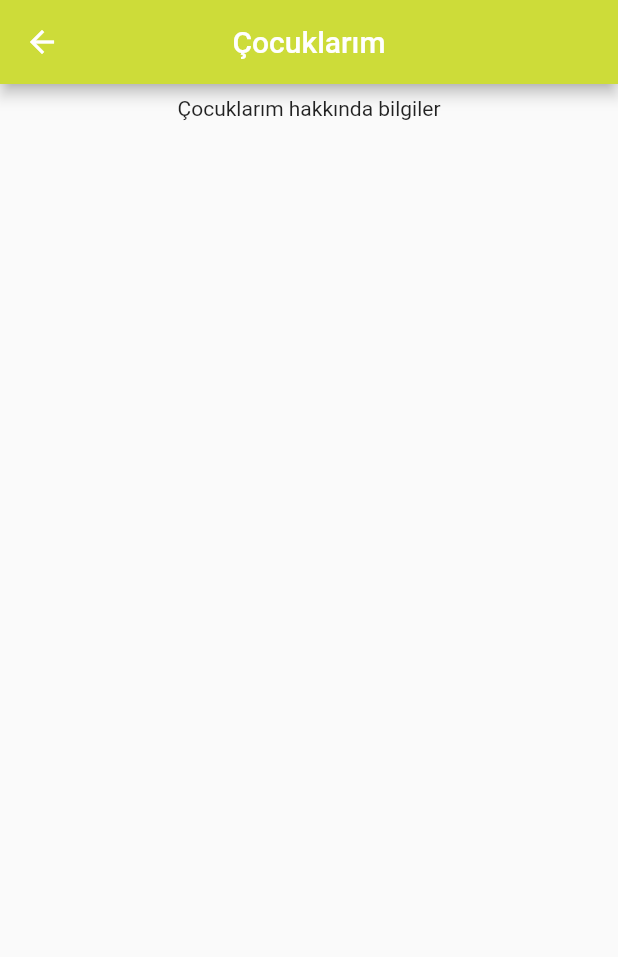
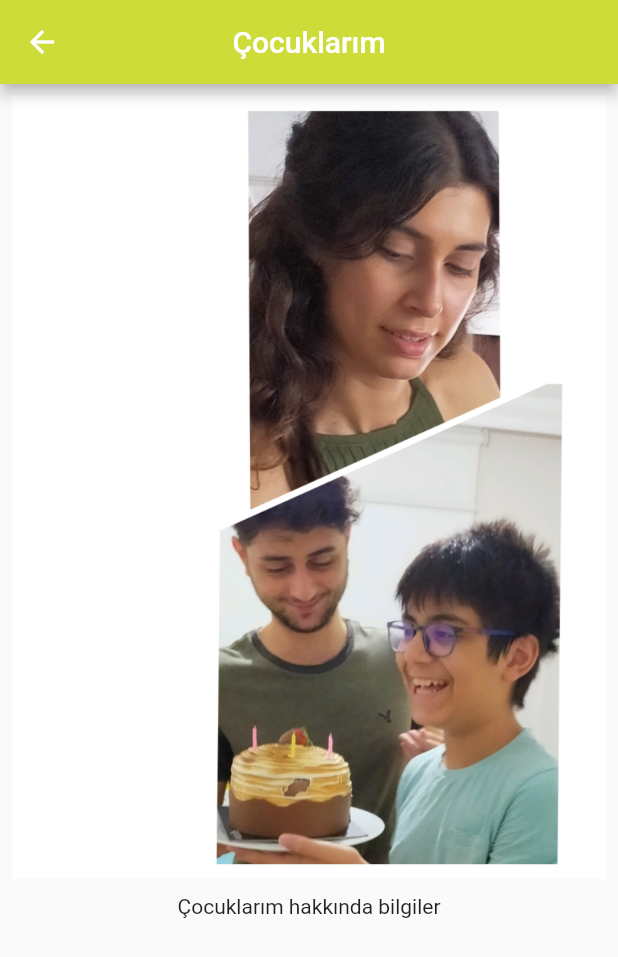
Before and after one commit to HsrtOzknc/MobilProje, a Flutter app: the cocuklarim screen opened directly, on a phone screen of 412 x 824 dp. Shown: the top 957 px of the screen. Run offline on Flutter 3.47's test engine with Material 2 defaults, Android fonts, the phone set to English and light mode, and no system bars.

Commit message:
Eşim sayfası foto eklendi

```diff
--- a/lib/cocuklarim.dart
+++ b/lib/cocuklarim.dart
@@ -26,6 +26,10 @@ class _cocuklarimState extends State<cocuklarim> {
               child: Container(
                 child: Column(
                   children: [
+                    Image.asset("assets/images/cocuklarim.jpg"),
+                    SizedBox(
+                      height: 10,
+                    ),
                     Text('Çocuklarım hakkında bilgiler'),
                   ],
                 ),
```
